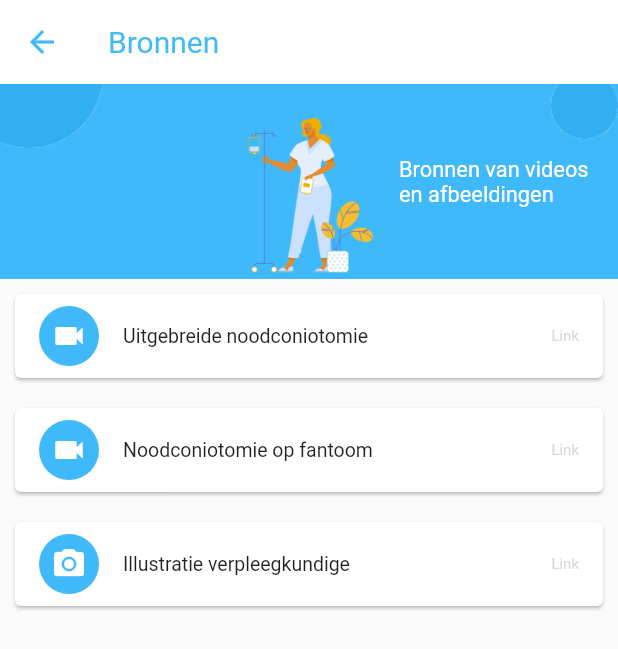
After one commit to floorkuipers/ambu, a Flutter app: the sources screen opened directly, after a tap on "Uitgebreide noodconiotomie", on a phone screen of 412 x 824 dp. The commit adds this screen. Shown: the top 649 px of the screen. Run offline on Flutter 3.47's test engine with Material 2 defaults, Android fonts, the light colour scheme and no system bars; our stand-ins replace cloud_firestore, firebase_auth, firebase_core, firebase_database, flutter_spinkit, percent_indicator and 2 more; accounts and stored records are empty.

Commit message:
with sources

```diff
--- a/lib/pages/homepage.dart
+++ b/lib/pages/homepage.dart
@@ -1,3 +1,4 @@
+import 'package:ambu/pages/sources.dart';
 import 'package:ambu/pages/welcomepage.dart';
 import 'package:flutter/material.dart';
 import 'ontdekken.dart';
@@ -130,6 +131,14 @@ class _HomepageState extends State<Homepage>{
                     builder: (BuildContext context) => IntroScreen()));
               },
             ),
+            ListTile(
+              title: const Text('Bronnen',
+                  style: TextStyle(fontSize: 18, color: Color(0xff53617D))),
+              onTap: () {
+                Navigator.of(context).push(MaterialPageRoute(
+                    builder: (BuildContext context) => sources()));
+              },
+            ),
           ],
         ),
       ),
--- a/lib/pages/interactive_videos/videodata.dart
+++ b/lib/pages/interactive_videos/videodata.dart
@@ -19,8 +19,6 @@ class videodata {
   static int score = 0;
   static bool playing = false;
 }
-
-
 
  saveData(MyExcelTable myExcelTable){
   var json = jsonCodec.encode(myExcelTable);
@@ -108,8 +106,12 @@ class dataset with ChangeNotifier {
     MyExcelTable('Coniotomie','Doczero1','Fixeren','Wat wordt hier gefixeerd?','Larynx','Luchtpijp', '', 'Answer1', false, true, 0),
     MyExcelTable('Coniotomie', 'Doczero2', 'Palperen', 'Na het palperen van de adamsappel met de wijsvinger beweeg je de vinger tot het ...', 'Cricothyroid membraan', 'Ringkraakbeen', 'Trachea', 'Answer1', false, true, 0),
     MyExcelTable('Coniotomie', 'Doczero3', 'Hoek', 'Onder welke hoek wordt de naald aangeprikt?', '75°', '45°', '30°', 'Answer3', false, true, 0),
-    MyExcelTable('Coniotomie', 'Doczero4', 'Training klaar', 'Deze videotraining is afgerond. Je score is ...', '', 'Sluiten', '', 'none', true, true,0),
+    MyExcelTable('Coniotomie', 'Doczero4', '', '', '', '', '', '', true, true,0),
     MyExcelTable("Coniotomie", "Trauma Situatie A1", 'test', 'test', 'test', 'test', '', 'test', false, true,0),
+    MyExcelTable("Coniotomie", "UitgebreideNoodconiotomie1", 'Inbrengrichting', 'Moet de naald naar boven of beneden gericht worden bij het inbrengen?', 'Naar boven', 'Naar beneden', '', 'Answer2', false, true,0),
+    MyExcelTable("Coniotomie", "UitgebreideNoodconiotomie2", 'Diep genoeg', 'Hoe weet je dat je de naald diep genoeg ingebracht hebt?', 'Je voelt weerstand', 'Er komt lucht in de naald', 'De naald zit 2cm diep', 'Answer2', false, true,0),
+    MyExcelTable("Coniotomie", "UitgebreideNoodconiotomie3", 'Verwijderen', 'Waar moet je op letten bij het verwijderen van de  naald?', 'Katheter op zijn plek houden', 'De naald op 45° houden', '', 'Answer1', false, true,0),
+    MyExcelTable("Coniotomie", "UitgebreideNoodconiotomie4", '', '', '', '', '', '', true, true,0),
   ];
 
   void correctAnswer(topic) {
--- /dev/null
+++ b/lib/pages/sources.dart
@@ -0,0 +1,153 @@
+import 'package:flutter/material.dart';
+import 'package:ambu/theme/app_theme.dart';
+import 'package:url_launcher/url_launcher.dart';
+
+class sources extends StatefulWidget {
+  const sources({Key? key}) : super(key: key);
+
+  @override
+  State<sources> createState() => _sourcesState();
+}
+
+class _sourcesState extends State<sources> {
+  @override
+  Widget build(BuildContext context) {
+    return (Scaffold(
+      appBar: AppBar(
+        backgroundColor: Color(0xFFFFFFFF),
+        elevation: 0.0,
+        leading: Builder(
+          builder: (BuildContext context) {
+            return BackButton(
+                      color: Color(0xff3FB9F9),
+            );
+          },
+        ),
+        title: Text(
+            "Bronnen",
+            style: TextStyle(color: AppTheme.colors.primaryColor)
+        ),
+      ),
+      body: bronnen(),
+    ));
+  }
+}
+
+class bronnen extends StatefulWidget {
+  const bronnen({Key? key}) : super(key: key);
+
+  @override
+  State<bronnen> createState() => _bronnenState();
+}
+
+class _bronnenState extends State<bronnen> {
+  @override
+  Widget build(BuildContext context) {
+    return Scaffold(
+      appBar: AppBar(
+        // leading: Column(children: []),
+        leading: Align(
+            alignment: Alignment.bottomRight,
+            child: Image(
+                image: ExactAssetImage("images/doctor.png"),
+                alignment: FractionalOffset.center)),
+        leadingWidth: 250,
+        title: FittedBox(
+          fit: BoxFit.fitWidth,
+          child: PreferredSize(
+            preferredSize: const Size.fromHeight(200.0),
+            child: Row(
+              mainAxisAlignment: MainAxisAlignment.end,
+              children: [
+                Align(
+                  alignment: Alignment.bottomLeft,
+                  child: Text('Bronnen van videos \nen afbeeldingen'),
+                ),
+              ],
+            ),
+          ),
+        ),
+        toolbarHeight: 130,
+        backgroundColor: AppTheme.colors.primaryColor,
+        elevation: 0.0,
+        iconTheme: IconThemeData(color: AppTheme.colors.primaryColor),
+        flexibleSpace: Image(
+          image: AssetImage('images/bolletjes.png'),
+          fit: BoxFit.cover,
+        ),
+      ),
+      //  body: Text(test()),
+      body: SafeArea(
+        child: ListView(
+
+                children: [
+                  Card(
+                    margin: EdgeInsets.all(10),
+                    child: ListTile(
+                        leading: CircleAvatar(
+                          //child: Text(videoTopics[index]),
+                            backgroundColor: AppTheme.colors.primaryColor,
+                            child: Icon(Icons.videocam, color: Colors.white)),
+                        title: Text('Uitgebreide noodconiotomie', style: TextStyle(fontSize: 13)),
+                        //subtitle: Text(duration[index]),
+                        trailing: Text('Link'
+                          ,
+                          style: TextStyle(
+                              color: AppTheme.colors.greyedOut, fontSize: 10),
+                        ),
+                        onTap: () {
+                          _launchURL("https://www.youtube.com/watch?v=a4I0MEwtXFY&authuser=3");
+                        }),
+                  ),
+
+                  Card(
+                    margin: EdgeInsets.all(10),
+                    child: ListTile(
+                        leading: CircleAvatar(
+                          //child: Text(videoTopics[index]),
+                            backgroundColor: AppTheme.colors.primaryColor,
+                            child: Icon(Icons.videocam, color: Colors.white)),
+                        title: Text('Noodconiotomie op fantoom', style: TextStyle(fontSize: 13)),
+                        //subtitle: Text(duration[index]),
+                        trailing: Text('Link'
+                          ,
+                          style: TextStyle(
+                              color: AppTheme.colors.greyedOut, fontSize: 10),
+                        ),
+                        onTap: () {
+                          _launchURL("https://www.youtube.com/watch?v=F_PV7N2c2pQ");
+                        }),
+                  ),
+                  Card(
+                    margin: EdgeInsets.all(10),
+                    child: ListTile(
+                        leading: CircleAvatar(
+                          //child: Text(videoTopics[index]),
+                            backgroundColor: AppTheme.colors.primaryColor,
+                            child: Icon(Icons.camera_alt, color: Colors.white)),
+                        title: Text('Illustratie verpleegkundige', style: TextStyle(fontSize: 13),),
+                        //subtitle: Text(duration[index]),
+                        trailing: Text('Link'
+                          ,
+                          style: TextStyle(
+                              color: AppTheme.colors.greyedOut, fontSize: 10),
+                        ),
+                        onTap: () {
+                          _launchURL("https://drawkit.com/product/medical-health-illustrations");
+                        }),
+                  ),
+                ],
+              ),
+          ),
+      );
+
+  }
+}
+_launchURL(url) async {
+  var url2 = Uri.parse(url);
+  if (await canLaunchUrl(url2)) {
+    await launchUrl(url2);
+  } else {
+    throw 'Could not launch $url2';
+  }
+}
--- a/lib/pages/walkthrough.dart
+++ b/lib/pages/walkthrough.dart
@@ -29,8 +29,8 @@ class WalkthroughState extends State<Walkthrough>
     // TODO: implement initState
     super.initState();
     animationController =
-        AnimationController(vsync: this, duration: Duration(milliseconds: 500));
-    animation = Tween(begin: -250.0, end: 0.0).animate(
+        AnimationController(vsync: this, duration: Duration(milliseconds: 300));
+    animation = Tween(begin: 0.0, end: 0.0).animate(
         CurvedAnimation(parent: animationController, curve: Curves.easeInOut));
 
     animation.addListener(() => setState(() {}));
--- a/pubspec.yaml
+++ b/pubspec.yaml
@@ -48,6 +48,7 @@ dependencies:
   json_annotation: ^4.5.0
   shared_preferences: ^0.5.4+6
   firebase_database: ^9.0.15
+  url_launcher: ^6.1.4
 dev_dependencies:
   flutter_test:
     sdk: flutter
@@ -97,6 +98,10 @@ flutter:
      - videos/Doczero3.mp4
      - videos/Doczero4.mp4
      - videos/Trauma Situatie A.mp4
+     - videos/UitgebreideNoodconiotomie1.mp4
+     - videos/UitgebreideNoodconiotomie2.mp4
+     - videos/UitgebreideNoodconiotomie3.mp4
+     - videos/UitgebreideNoodconiotomie4.mp4
   # An image asset can refer to one or more resolution-specific "variants", see
   # https://flutter.dev/assets-and-images/#resolution-aware.
 
```
Also changed, not shown: pubspec.lock, 4 other files.
